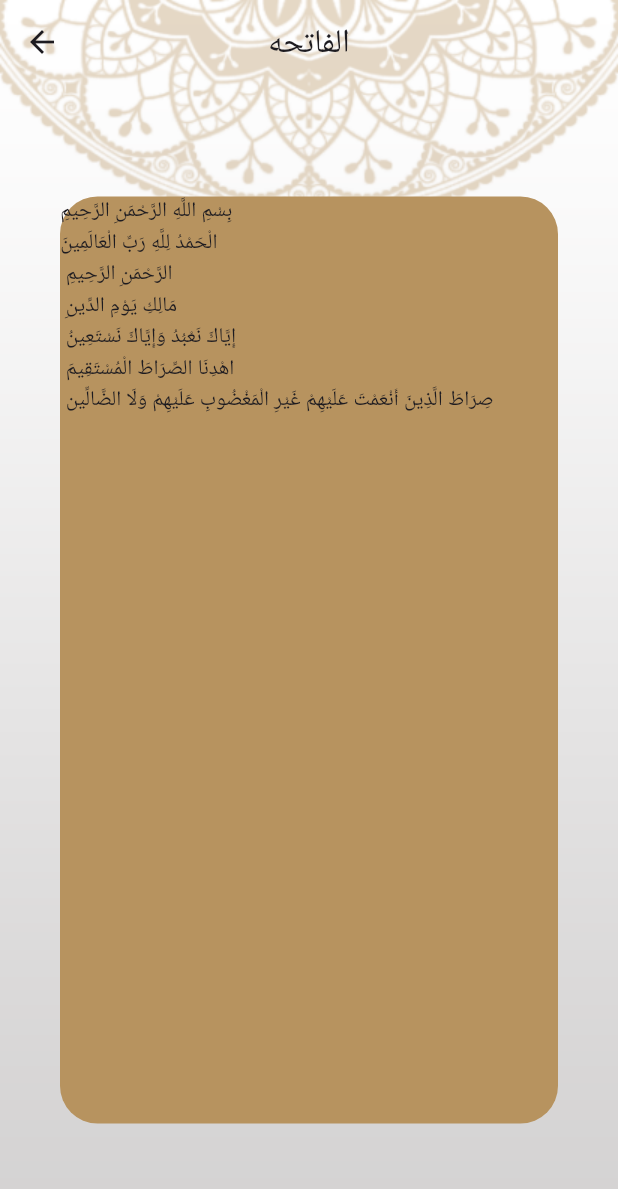
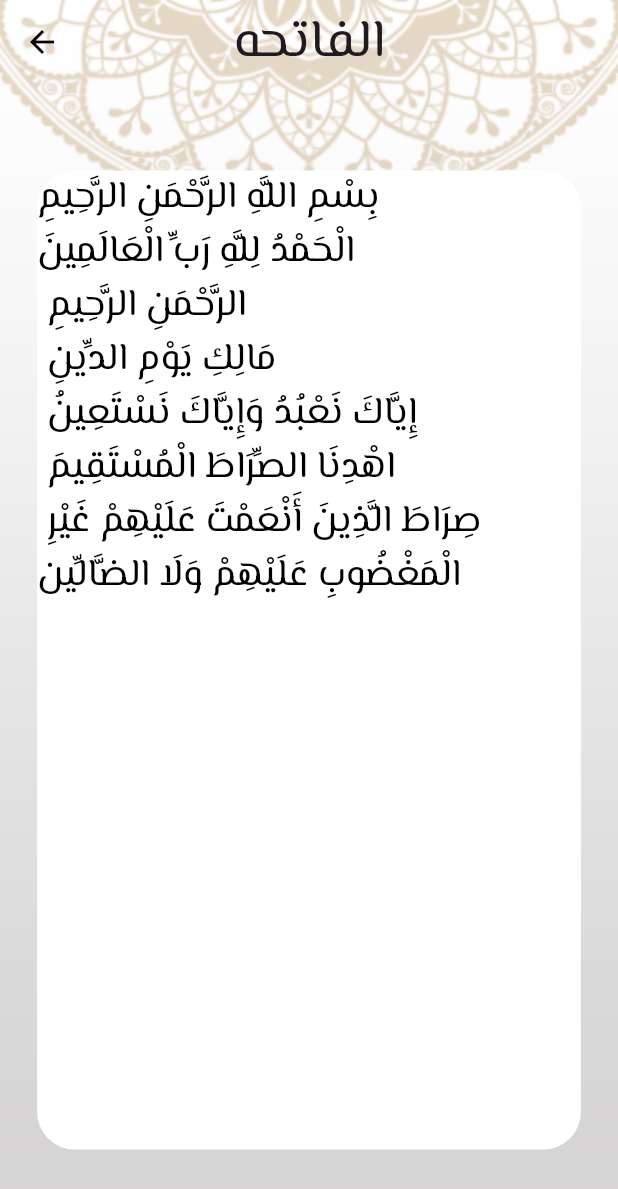
Before and after one commit to mohamedibrahim159/IslamyApp, a Flutter app: the screen it shows after launch, after a tap on "الفاتحه", on a phone screen of 412 x 824 dp. Shown: the top 1189 px of the screen. Run offline on Flutter 3.47's test engine with Material 3 defaults, Android fonts, the phone set to English and light mode, and no system bars; generated files the repository leaves out were written again.

Commit message:
change colors

```diff
--- a/lib/hadethdetails.dart
+++ b/lib/Hadeth_tap/hadethdetails.dart
@@ -1,5 +1,5 @@
 import 'package:flutter/material.dart';
-import 'package:islami_app/Home/hadeth_tap.dart';
+import 'package:islami_app/Hadeth_tap/hadeth_tap.dart';
 import 'package:islami_app/Providers/app_config_provider.dart';
 import 'package:provider/provider.dart';
 
--- a/lib/Home/homeScreen.dart
+++ b/lib/Home/homeScreen.dart
@@ -1,10 +1,10 @@
 import 'package:flutter/material.dart';
 import 'package:flutter_gen/gen_l10n/app_localizations.dart';
-import 'package:islami_app/Home/hadeth_tap.dart';
-import 'package:islami_app/Home/quran_tap.dart';
-import 'package:islami_app/Home/radio_tap.dart';
-import 'package:islami_app/Home/sebha_tap.dart';
-import 'package:islami_app/Setting_tap.dart';
+import 'package:islami_app/Hadeth_tap/hadeth_tap.dart';
+import 'package:islami_app/Quran_tap/quran_tap.dart';
+import 'package:islami_app/Radio_tap/radio_tap.dart';
+import 'package:islami_app/Sebha_tap/sebha_tap.dart';
+import 'package:islami_app/Setting_tap/Setting_tap.dart';
 import 'package:islami_app/themeData.dart';
 import 'package:provider/provider.dart';
 
@@ -44,9 +44,13 @@ class _homeScreenState extends State<homeScreen> {
           appBar: AppBar(
             centerTitle: true,
             title: Text(
-              AppLocalizations.of(context)!.app_title,
-              style: Theme.of(context).textTheme.titleLarge,
-            ),
+                AppLocalizations.of(context)!.app_title,
+                style: TextStyle(
+                  fontSize: 35,
+                  fontFamily: 'El Messiri',
+                  color:
+                      provider.isDark() ? Colors.white : themeData.primarylight,
+                )),
             backgroundColor: Colors.transparent,
           ),
           bottomNavigationBar: Theme(
--- a/lib/Home/quran_tap.dart
+++ b/lib/Quran_tap/quran_tap.dart
@@ -140,8 +140,9 @@ class quranTap extends StatelessWidget {
         ),
         Text(AppLocalizations.of(context)!.sura_name,
             style: TextStyle(
-              fontWeight: FontWeight.w400,
-              fontSize: 25,
+              fontSize: 35,
+              fontFamily: 'El Messiri',
+              color: provider.isDark() ? Colors.white : Colors.black,
             )),
         Divider(
           thickness: 3,
@@ -159,11 +160,12 @@ class quranTap extends StatelessWidget {
                     child: Text(
                       suraNames[index],
                       textAlign: TextAlign.center,
-                      style: TextStyle(
-                        fontWeight: FontWeight.w400,
-                        fontSize: 25,
-                      ),
-                    ),
+                        style: TextStyle(
+                          fontSize: 35,
+                          fontFamily: 'El Messiri',
+                          color:
+                              provider.isDark() ? Colors.white : Colors.black,
+                        )),
                   );
                 },
                 separatorBuilder: (context, index) => Divider(
--- a/lib/suraDetails_screen.dart
+++ b/lib/Quran_tap/suraDetails_screen.dart
@@ -1,7 +1,7 @@
 import 'package:flutter/material.dart';
 import 'package:flutter/services.dart';
-import 'package:islami_app/Home/quran_tap.dart';
 import 'package:islami_app/Providers/app_config_provider.dart';
+import 'package:islami_app/Quran_tap/quran_tap.dart';
 import 'package:provider/provider.dart';
 
 class suraDetails extends StatefulWidget {
@@ -37,26 +37,33 @@ class _suraDetailsState extends State<suraDetails> {
         Scaffold(
             backgroundColor: Colors.transparent,
             appBar: AppBar(
+              iconTheme: IconThemeData(
+                  color: provider.isDark() ? Colors.white : Colors.black),
               centerTitle: true,
-              title: Text(
-                "${args.name}",
-                style: Theme.of(context).textTheme.titleLarge,
-              ),
+              title: Text("${args.name}",
+                  style: TextStyle(fontSize: 35, fontFamily: 'El Messiri')),
               backgroundColor: Colors.transparent,
             ),
             body: Container(
               margin: EdgeInsets.symmetric(
-                horizontal: 40,
-                vertical: 75,
+                horizontal: MediaQuery.of(context).size.width * 0.06,
+                vertical: MediaQuery.of(context).size.height * 0.07,
               ),
               decoration: BoxDecoration(
-                  borderRadius: BorderRadius.circular(25),
-                  color: provider.isDark()
-                      ? Color(0xffFACC1D)
-                      : Color(0xffB7935F)),
+                borderRadius: BorderRadius.circular(25),
+                color: provider.isDark() ? Color(0xff141A2E) : Colors.white,
+              ),
               child: ListView.builder(
                 itemBuilder: (context, index) {
-                  return Text("${verses[index]}");
+                  return Text(
+                    "${verses[index]}",
+                    style: TextStyle(
+                      fontSize: 25,
+                      fontFamily: 'El Messiri',
+                      color:
+                          provider.isDark() ? Color(0xffB7935F) : Colors.black,
+                    ),
+                  );
                 },
                 itemCount: verses.length,
               ),
--- a/lib/Setting_tap.dart
+++ b/lib/Setting_tap/Setting_tap.dart
@@ -1,10 +1,10 @@
 import 'package:flutter/material.dart';
 import 'package:flutter_gen/gen_l10n/app_localizations.dart';
-import 'package:islami_app/languageButtomSheet.dart';
-import 'package:islami_app/theme_buttomSheet.dart';
+import 'package:islami_app/Setting_tap/languageButtomSheet.dart';
+import 'package:islami_app/Setting_tap/theme_buttomSheet.dart';
 import 'package:provider/provider.dart';
 
-import 'Providers/app_config_provider.dart';
+import '../Providers/app_config_provider.dart';
 
 class settingTap extends StatefulWidget {
   const settingTap({super.key});
--- a/lib/languageButtomSheet.dart
+++ b/lib/Setting_tap/languageButtomSheet.dart
@@ -2,7 +2,7 @@ import 'package:flutter/material.dart';
 import 'package:flutter_gen/gen_l10n/app_localizations.dart';
 import 'package:provider/provider.dart';
 
-import 'Providers/app_config_provider.dart';
+import '../Providers/app_config_provider.dart';
 
 class languageButtomSheet extends StatefulWidget {
   const languageButtomSheet({super.key});
--- a/lib/theme_buttomSheet.dart
+++ b/lib/Setting_tap/theme_buttomSheet.dart
@@ -1,7 +1,7 @@
 import 'package:flutter/material.dart';
+import 'package:flutter_gen/gen_l10n/app_localizations.dart';
 import 'package:islami_app/Providers/app_config_provider.dart';
 import 'package:provider/provider.dart';
-import 'package:flutter_gen/gen_l10n/app_localizations.dart';
 
 class ThemeButtomSheet extends StatefulWidget {
   const ThemeButtomSheet({super.key});
--- a/lib/themeData.dart
+++ b/lib/themeData.dart
@@ -2,7 +2,7 @@ import 'package:flutter/material.dart';
 
 class themeData {
   static Color blackColor = Color(0xff242424);
-  static Color primarylight = Color(0xffB7935F);
+  static Color primarylight = const Color(0xffB7935F);
   static Color primaryBlack = Color(0xff141A2E);
   static Color yellow = Color(0xffFACC1D);
 
@@ -10,7 +10,7 @@ class themeData {
       primaryColor: primarylight,
       scaffoldBackgroundColor: Colors.transparent,
       appBarTheme: AppBarTheme(
-        backgroundColor: Colors.transparent,
+          backgroundColor: Colors.transparent,
           elevation: 0,
           centerTitle: true,
           titleTextStyle: TextStyle(fontFamily: 'El Messiri')),
```
Also changed, not shown: lib/main.dart (+6 -8 lines), lib/Hadeth_tap/hadeth_tap.dart (renamed from lib/Home/hadeth_tap.dart), lib/Sebha_tap/sebha_tap.dart (renamed from lib/Home/sebha_tap.dart).
